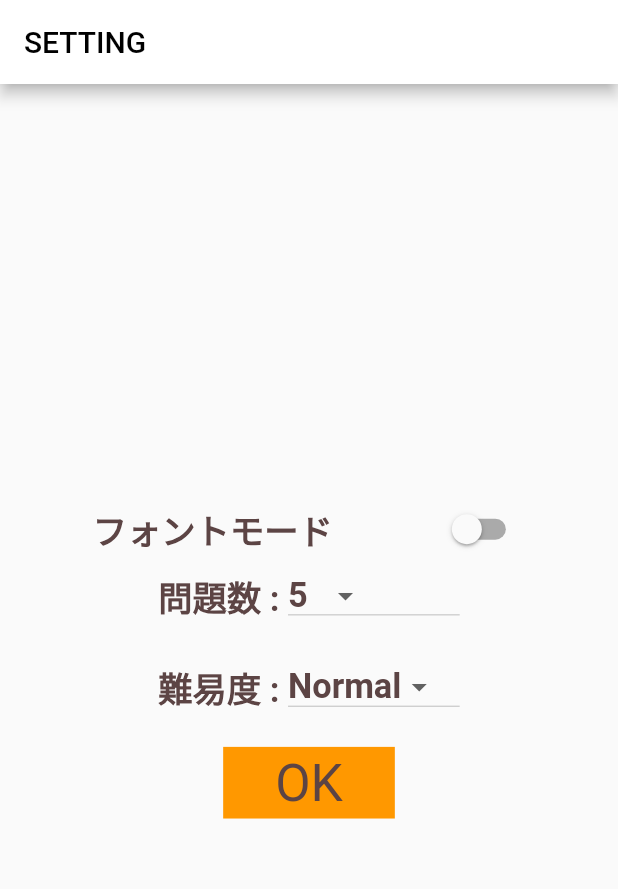
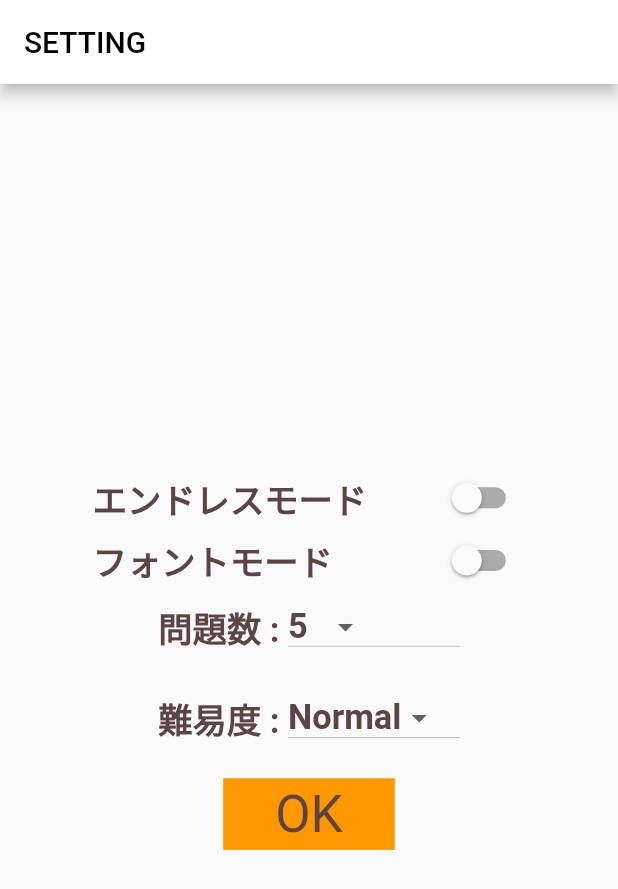
Before and after one commit to solevin/font-quiz, a Flutter app: the SettingPage screen opened by its route, on a phone screen of 412 x 824 dp. Shown: the top 889 px of the screen. Run offline on Flutter 3.47's test engine with Material 2 defaults, Android fonts, the phone set to English and light mode, and no system bars; our stand-ins replace flutter_screenutil, flutter_staggered_animations, go_router, google_fonts, hooks_riverpod, sqflite; accounts and stored records are empty.

Commit message:
#17: エンドレスモードに伴う見た目の屁なかを実装

```diff
--- a/lib/ui/play/play_setting_page.dart
+++ b/lib/ui/play/play_setting_page.dart
@@ -18,12 +18,32 @@ class SettingPage extends StatelessWidget {
       appBar: AppBar(
         title: const Text('SETTING'),
       ),
-      body: Column(
+      body: Consumer<SettingViewModel>(
+        builder: (context, model, _) {
+          return Column(
             mainAxisAlignment: MainAxisAlignment.center,
             children: [
-          Consumer<SettingViewModel>(
-            builder: (context, model, _) {
-              return SizedBox(
+              SizedBox(
+                width: 280.w,
+                height: 35.h,
+                child: SwitchListTile(
+                  title: Text(
+                    'エンドレスモード',
+                    style: TextStyle(
+                      fontSize: 20.sp,
+                      fontWeight: FontWeight.w700,
+                      color: textColor,
+                    ),
+                  ),
+                  value: model.endless,
+                  onChanged: (bool value) {
+                    model
+                      ..endless = value
+                      ..notify();
+                  },
+                ),
+              ),
+              SizedBox(
                 width: 280.w,
                 height: 35.h,
                 child: SwitchListTile(
@@ -35,57 +55,15 @@ class SettingPage extends StatelessWidget {
                       color: textColor,
                     ),
                   ),
-                  value: model.mode,
+                  value: model.reverse,
                   onChanged: (bool value) {
                     model
-                      ..mode = value
+                      ..reverse = value
                       ..notify();
                   },
                 ),
-              );
-            },
               ),
-          Padding(
-            padding: EdgeInsets.all(8.h),
-            child: Row(
-              mainAxisAlignment: MainAxisAlignment.center,
-              children: [
-                Text(
-                  '問題数 : ',
-                  style: TextStyle(
-                    fontSize: 20.sp,
-                    fontWeight: FontWeight.w700,
-                    color: textColor,
-                  ),
-                ),
-                Consumer<SettingViewModel>(
-                  builder: (context, model, _) {
-                    return Align(
-                      alignment: Alignment.centerLeft,
-                      child: SizedBox(
-                        width: 100.w,
-                        height: 35.h,
-                        child: DropdownButton(
-                          items: _nums,
-                          value: model.questionNum,
-                          style: TextStyle(
-                            fontSize: 20.sp,
-                            fontWeight: FontWeight.w700,
-                            color: textColor,
-                          ),
-                          dropdownColor: backColor,
-                          onChanged: (value) => {
-                            model.questionNum = value! as int,
-                            model.notify(),
-                          },
-                        ),
-                      ),
-                    );
-                  },
-                ),
-              ],
-            ),
-          ),
+              questionNum(model,_nums),
               Padding(
                 padding: EdgeInsets.all(8.h),
                 child: Row(
@@ -99,9 +77,7 @@ class SettingPage extends StatelessWidget {
                         color: textColor,
                       ),
                     ),
-                Consumer<SettingViewModel>(
-                  builder: (context, model, _) {
-                    return Align(
+                    Align(
                       alignment: Alignment.centerLeft,
                       child: SizedBox(
                         width: 100.w,
@@ -121,8 +97,6 @@ class SettingPage extends StatelessWidget {
                           },
                         ),
                       ),
-                    );
-                  },
                     ),
                   ],
                 ),
@@ -148,22 +122,22 @@ class SettingPage extends StatelessWidget {
                     onTap: () {
                       switch (tmpDiff) {
                         case 0:
-                      context.read<SettingViewModel>().difficulty = 'Easy';
+                          model.difficulty = 'Easy';
                           break;
                         case 1:
-                      context.read<SettingViewModel>().difficulty = 'Normal';
+                          model.difficulty = 'Normal';
                           break;
                         case 2:
-                      context.read<SettingViewModel>().difficulty = 'Hard';
+                          model.difficulty = 'Hard';
                           break;
                         default:
                           break;
                       }
-                  if (context.read<SettingViewModel>().mode == true) {
-                    context.read<SettingViewModel>().reflesh();
+                      if (model.reverse == true) {
+                        model.reflesh();
                         context.go('/reverse');
                       } else {
-                    context.read<SettingViewModel>().reflesh();
+                        model.reflesh();
                         context.go('/play');
                       }
                     },
@@ -171,6 +145,8 @@ class SettingPage extends StatelessWidget {
                 ),
               ),
             ],
+          );
+        },
       ),
     );
   }
@@ -247,3 +223,54 @@ List<List<DropdownMenuItem<int>>> setItems() {
     );
   return [_nums, _difficulty];
 }
+
+Widget questionNum(SettingViewModel model, List<DropdownMenuItem<int>> _nums) {
+  const textColor = Color(0xFF5C4444);
+  const backColor = Color(0xFFFFFBE5);
+  if (model.endless) {
+    return Padding(
+      padding: EdgeInsets.all(8.h),
+      child: SizedBox(
+        height: 35.h,
+      ),
+    );
+  } else {
+    return Padding(
+      padding: EdgeInsets.all(8.h),
+      child: Row(
+        mainAxisAlignment: MainAxisAlignment.center,
+        children: [
+          Text(
+            '問題数 : ',
+            style: TextStyle(
+              fontSize: 20.sp,
+              fontWeight: FontWeight.w700,
+              color: textColor,
+            ),
+          ),
+          Align(
+            alignment: Alignment.centerLeft,
+            child: SizedBox(
+              width: 100.w,
+              height: 35.h,
+              child: DropdownButton(
+                items: _nums,
+                value: model.questionNum,
+                style: TextStyle(
+                  fontSize: 20.sp,
+                  fontWeight: FontWeight.w700,
+                  color: textColor,
+                ),
+                dropdownColor: backColor,
+                onChanged: (value) => {
+                  model.questionNum = value! as int,
+                  model.notify(),
+                },
+              ),
+            ),
+          ),
+        ],
+      ),
+    );
+  }
+}
--- a/lib/ui/play/play_setting_view.dart
+++ b/lib/ui/play/play_setting_view.dart
@@ -10,7 +10,8 @@ class SettingViewModel with ChangeNotifier {
   int correct = 0;
   int ansIndex = 0;
   int correctIndex = 0;
-  bool mode = false;
+  bool reverse = false;
+  bool endless = false;
   bool circle = false;
   bool cross = false;
   bool check = false;
```
Also changed, not shown: lib/ui/play/play_page.dart (+16 -1 lines), lib/ui/play/play_page_reverse.dart (+12 -0 lines). Lines whose indentation alone changed are shown as unchanged.
